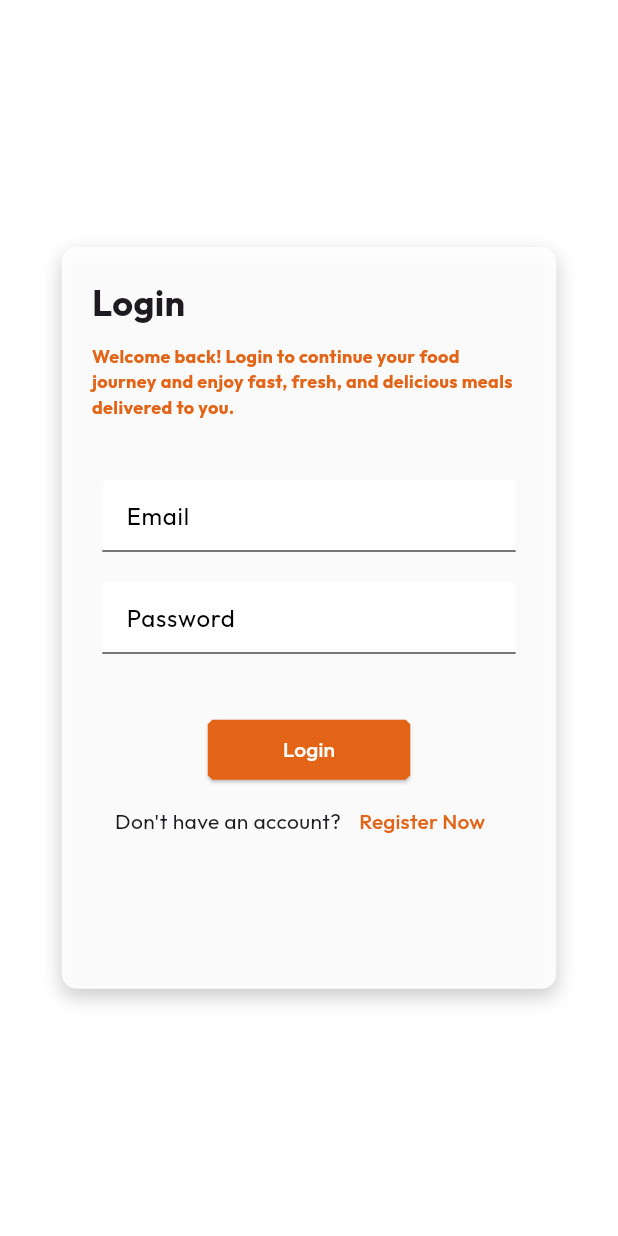
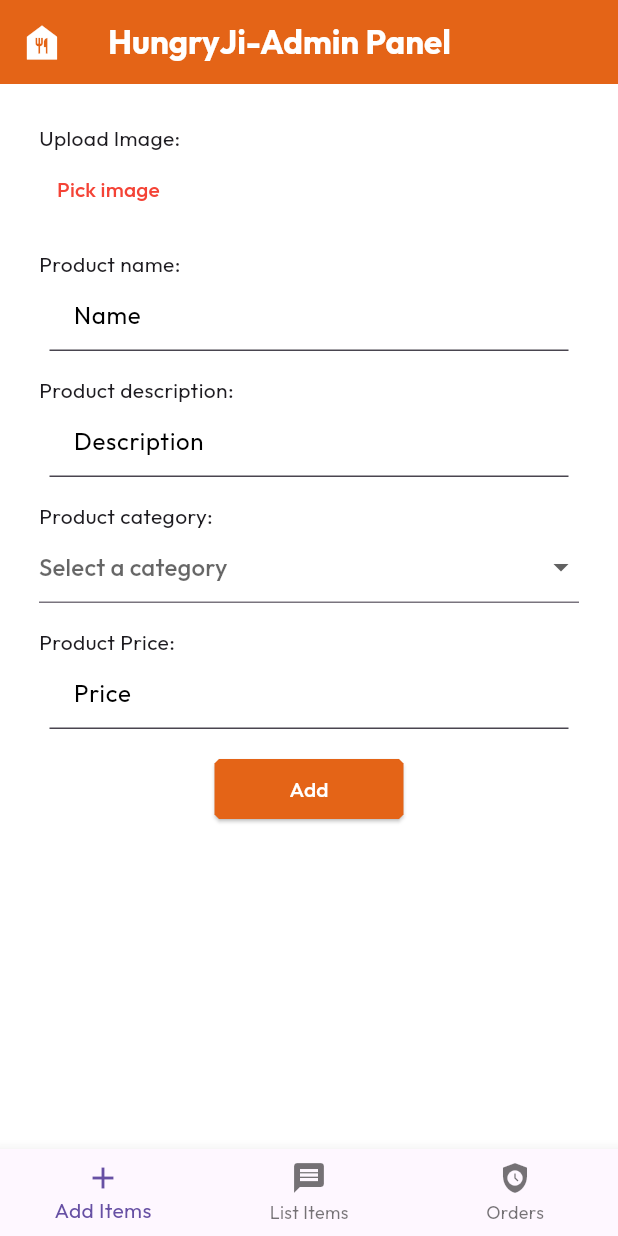
Before and after one commit to AthithyanKannan/food_delivery_app, a Flutter app: the screen it shows after launch, on a phone screen of 412 x 824 dp. Run offline on Flutter 3.47's test engine with Material 3 defaults, Android fonts, the phone set to English and light mode, and no system bars; our stand-ins replace google_fonts, image_picker, shared_preferences, shimmer, toastification.

Commit message:
initial-admin panel

```diff
--- /dev/null
+++ b/lib/admin/adminHome.dart
@@ -0,0 +1,68 @@
+import 'package:flutter/material.dart';
+import 'package:food_delivery_app/admin/adminpages/list.dart';
+import '../components/colors.dart';
+import 'adminpages/add.dart';
+import 'adminpages/orders.dart';
+
+class AdminHome extends StatefulWidget {
+  const AdminHome({Key? key}) : super(key: key);
+
+  @override
+  _AdminHomeState createState() => _AdminHomeState();
+}
+
+class _AdminHomeState extends State<AdminHome> {
+  // Define the current selected index
+  int _currentIndex = 0;
+
+  // List of pages for navigation
+  final List<Widget> _pages = [
+    const Add(),
+    const ListPage(), // Replace with your List page
+    const Orders(), // Replace with your Orders page
+  ];
+
+  @override
+  Widget build(BuildContext context) {
+    return Scaffold(
+      backgroundColor: Colors.white,
+      appBar: AppBar(
+        leading: const Icon(
+          Icons.food_bank,
+          size: 30,
+          color: Colors.white,
+        ),
+        automaticallyImplyLeading: false,
+        shadowColor: tomoto,
+        title: const Text(
+          "HungryJi-Admin Panel",
+          style: TextStyle(color: Colors.white, fontWeight: FontWeight.bold),
+        ),
+        backgroundColor: tomoto,
+      ),
+      body: _pages[_currentIndex], // Display the current page
+      bottomNavigationBar: BottomNavigationBar(
+        currentIndex: _currentIndex, // Set the current selected index
+        onTap: (index) {
+          setState(() {
+            _currentIndex = index; // Update the selected index
+          });
+        },
+        items: const [
+          BottomNavigationBarItem(
+            label: "Add Items",
+            icon: Icon(Icons.add),
+          ),
+          BottomNavigationBarItem(
+            label: "List Items",
+            icon: Icon(Icons.message),
+          ),
+          BottomNavigationBarItem(
+            label: "Orders",
+            icon: Icon(Icons.safety_check),
+          ),
+        ],
+      ),
+    );
+  }
+}
--- /dev/null
+++ b/lib/admin/adminpages/add.dart
@@ -0,0 +1,129 @@
+import 'package:flutter/material.dart';
+import 'package:image_picker/image_picker.dart';
+import 'dart:io';
+
+import '../../components/colors.dart';
+import '../../components/my_text_field.dart';
+
+class Add extends StatefulWidget {
+  const Add({Key? key}) : super(key: key);
+
+  @override
+  _AddState createState() => _AddState();
+}
+
+class _AddState extends State<Add> {
+  final TextEditingController _productName = TextEditingController();
+  final TextEditingController _description = TextEditingController();
+  final TextEditingController _price = TextEditingController();
+  String? _selectedCategory;
+  File? _selectedImage;
+
+  final ImagePicker _picker = ImagePicker();
+
+  Future<void> _pickImage() async {
+    final XFile? image = await _picker.pickImage(source: ImageSource.gallery);
+    if (image != null) {
+      setState(() {
+        _selectedImage = File(image.path);
+      });
+    }
+  }
+
+  @override
+  Widget build(BuildContext context) {
+    return Scaffold(
+            backgroundColor: Colors.white,
+
+      body: SingleChildScrollView(
+        child: Padding(
+          padding: const EdgeInsets.all(26.0),
+          child: Column(
+            crossAxisAlignment: CrossAxisAlignment.start,
+            children: [
+              const Text("Upload Image: "),
+              Row(
+                children: [
+                  TextButton(
+                    onPressed: _pickImage,
+                    child: const Text(
+                      "Pick image",
+                      style: TextStyle(color: Colors.red),
+                    ),
+                  ),
+                  if (_selectedImage != null)
+                    Padding(
+                      padding: const EdgeInsets.only(left: 10),
+                      child: Image.file(
+                        _selectedImage!,
+                        width: 100,
+                        height: 100,
+                        fit: BoxFit.cover,
+                      ),
+                    ),
+                ],
+              ),
+              const SizedBox(height: 16),
+              const Text("Product name: "),
+              MyTextField(
+                controller: _productName,
+                hintText: "Name",
+                obscureText: false,
+              ),
+              const SizedBox(height: 16),
+              const Text("Product description: "),
+              MyTextField(
+                controller: _description,
+                hintText: "Description",
+                obscureText: false,
+              ),
+              const SizedBox(height: 16),
+              const Text("Product category: "),
+              DropdownButtonFormField<String>(
+                value: _selectedCategory,
+                hint: const Text("Select a category"),
+                items: const [
+                  DropdownMenuItem(value: "Salad", child: Text("Salad")),
+                  DropdownMenuItem(value: "Rolls", child: Text("Rolls")),
+                  DropdownMenuItem(value: "Deserts", child: Text("Deserts")),
+                  DropdownMenuItem(value: "Sandwich", child: Text("Sandwich")),
+                  DropdownMenuItem(value: "Cake", child: Text("Cake")),
+                  DropdownMenuItem(value: "Pure Veg", child: Text("Pure Veg")),
+                  DropdownMenuItem(value: "Pasta", child: Text("Pasta")),
+                  DropdownMenuItem(value: "Noodles", child: Text("Noodles")),
+                ],
+                onChanged: (value) {
+                  setState(() {
+                    _selectedCategory = value;
+                  });
+                },
+              ),
+              const SizedBox(height: 16),
+              const Text("Product Price: "),
+              MyTextField(
+                controller: _price,
+                hintText: "Price",
+                obscureText: false,
+              ),
+              const SizedBox(height: 16),
+              Center(
+                child: ElevatedButton(
+                    onPressed: () {},
+                    style: ButtonStyle(
+                        padding: WidgetStateProperty.all(
+                            const EdgeInsets.symmetric(horizontal: 50)),
+                        backgroundColor: WidgetStateProperty.all(tomoto),
+                        shape: WidgetStateProperty.all(BeveledRectangleBorder(
+                            borderRadius: BorderRadius.circular(3)))),
+                    child: const Text(
+                      "Add",
+                      style: TextStyle(color: Colors.white),
+                    )),
+              ),
+            ],
+          ),
+        ),
+      ),
+    );
+  }
+}
--- /dev/null
+++ b/lib/admin/adminpages/list.dart
@@ -0,0 +1,20 @@
+import 'package:flutter/material.dart';
+
+class ListPage extends StatefulWidget {
+  const ListPage({Key? key}) : super(key: key);
+
+  @override
+  _ListPageState createState() => _ListPageState();
+}
+
+class _ListPageState extends State<ListPage> {
+  @override
+  Widget build(BuildContext context) {
+    return Scaffold(
+      backgroundColor: Colors.white,
+      body: Center(
+        child: Text("List"),
+      ),
+    );
+  }
+}
--- /dev/null
+++ b/lib/admin/adminpages/orders.dart
@@ -0,0 +1,20 @@
+import 'package:flutter/material.dart';
+
+class Orders extends StatefulWidget {
+  const Orders({Key? key}) : super(key: key);
+
+  @override
+  _OrdersState createState() => _OrdersState();
+}
+
+class _OrdersState extends State<Orders> {
+  @override
+  Widget build(BuildContext context) {
+    return Scaffold(
+      backgroundColor: Colors.white,
+      body: Center(
+        child: Text("Orders"),
+      ),
+    );
+  }
+}
--- a/lib/components/my_text_field.dart
+++ b/lib/components/my_text_field.dart
@@ -27,7 +27,7 @@ class _MyTextFieldState extends State<MyTextField> {
         controller: widget.controller,
         obscureText: widget.obscureText,
         decoration: InputDecoration(
-            focusedBorder: OutlineInputBorder(
+            focusedBorder: const OutlineInputBorder(
                 borderSide: BorderSide(color: tomoto)),
             fillColor: Colors.white,
             filled: true,
--- a/lib/main.dart
+++ b/lib/main.dart
@@ -1,4 +1,5 @@
 import 'package:flutter/material.dart';
+import 'package:food_delivery_app/admin/adminHome.dart';
 import 'package:food_delivery_app/user/login.dart';
 import 'package:google_fonts/google_fonts.dart';
 
@@ -18,7 +19,7 @@ class MyApp extends StatelessWidget {
           Theme.of(context).textTheme,
         ),
       ),
-      home: const Login(),
+      home: const AdminHome(),
     );
   }
 }
--- a/lib/user/cart.dart
+++ b/lib/user/cart.dart
@@ -1,4 +1,3 @@
-import 'dart:convert';
 import 'package:flutter/material.dart';
 import 'package:food_delivery_app/components/colors.dart';
 import 'package:toastification/toastification.dart';
@@ -152,7 +151,7 @@ class _CartState extends State<Cart> {
                                   padding: const EdgeInsets.all(12.0),
                                   child: Text(
                                     "${item['name']} x $quantity",
-                                    style: TextStyle(
+                                    style: const TextStyle(
                                       fontWeight: FontWeight.bold
                                     ),
                                     ),
@@ -176,7 +175,7 @@ class _CartState extends State<Cart> {
                               ],
                             );
                           },
-                        ).toList(),
+                        ),
                       ],
                     ),
                   ),
--- a/lib/user/home.dart
+++ b/lib/user/home.dart
@@ -66,7 +66,7 @@ class _HomeState extends State<Home> {
 
     ScaffoldMessenger.of(context).showSnackBar(
       SnackBar(
-        duration: Duration(milliseconds: 100),
+        duration: const Duration(milliseconds: 100),
         content: Text("${food['name']} added to cart!"),
         backgroundColor: tomoto,
       ),
@@ -128,7 +128,7 @@ class _HomeState extends State<Home> {
                       )
                     ],
                   ),
-                  ...foodItems.map((food) => _buildFoodCard(food)).toList(),
+                  ...foodItems.map((food) => _buildFoodCard(food)),
                 ],
               ),
             ),
--- a/lib/user/login.dart
+++ b/lib/user/login.dart
@@ -21,7 +21,7 @@ class _LoginState extends State<Login> {
   final TextEditingController _pass = TextEditingController();
 
   Future<void> login() async {
-    const String url = "http://10.10.64.116:4000/api/user/login";
+    const String url = "http://10.10.64.116:4000/user/login";
 
     final Map<String, String> data = {
       'email': _email.text,
@@ -199,12 +199,12 @@ class _LoginState extends State<Login> {
                         onPressed: login,
                         style: ButtonStyle(
                             padding: WidgetStateProperty.all(
-                                EdgeInsets.symmetric(horizontal: 50)),
+                                const EdgeInsets.symmetric(horizontal: 50)),
                             backgroundColor: WidgetStateProperty.all(tomoto),
                             shape: WidgetStateProperty.all(
                                 BeveledRectangleBorder(
                                     borderRadius: BorderRadius.circular(3)))),
-                        child: Text(
+                        child: const Text(
                           "Login",
                           style: TextStyle(color: Colors.white),
                         )),
--- a/lib/user/register.dart
+++ b/lib/user/register.dart
@@ -16,9 +16,9 @@ class Register extends StatefulWidget {
 }
 
 class _RegisterState extends State<Register> {
-  TextEditingController _email = TextEditingController();
-  TextEditingController _pass = TextEditingController();
-  TextEditingController _name = TextEditingController();
+  final TextEditingController _email = TextEditingController();
+  final TextEditingController _pass = TextEditingController();
+  final TextEditingController _name = TextEditingController();
 
  Future<void> registerUser() async {
   const String url = "http://10.10.64.116:4000/api/user/register";
@@ -48,8 +48,8 @@ class _RegisterState extends State<Register> {
 
         toastification.show(
           context: context,
-          title: Text("Success"),
-          description: Text("Registration successful!"),
+          title: const Text("Success"),
+          description: const Text("Registration successful!"),
           backgroundColor: Colors.green,
         );
 
@@ -152,12 +152,12 @@ class _RegisterState extends State<Register> {
                         onPressed: registerUser,
                         style: ButtonStyle(
                             padding: WidgetStateProperty.all(
-                                EdgeInsets.symmetric(horizontal: 50)),
+                                const EdgeInsets.symmetric(horizontal: 50)),
                             backgroundColor: WidgetStateProperty.all(tomoto),
                             shape: WidgetStateProperty.all(
                                 BeveledRectangleBorder(
                                     borderRadius: BorderRadius.circular(3)))),
-                        child: Text(
+                        child: const Text(
                           "Create Account",
                           style: TextStyle(color: Colors.white),
                         )),
--- a/pubspec.yaml
+++ b/pubspec.yaml
@@ -42,6 +42,7 @@ dependencies:
   toastification: ^2.3.0
   shimmer: ^3.0.0
   data_table_2: ^2.5.16
+  image_picker: ^1.1.2
 
 dev_dependencies:
   flutter_test:
```
Also changed, not shown: pubspec.lock, 6 other files.
